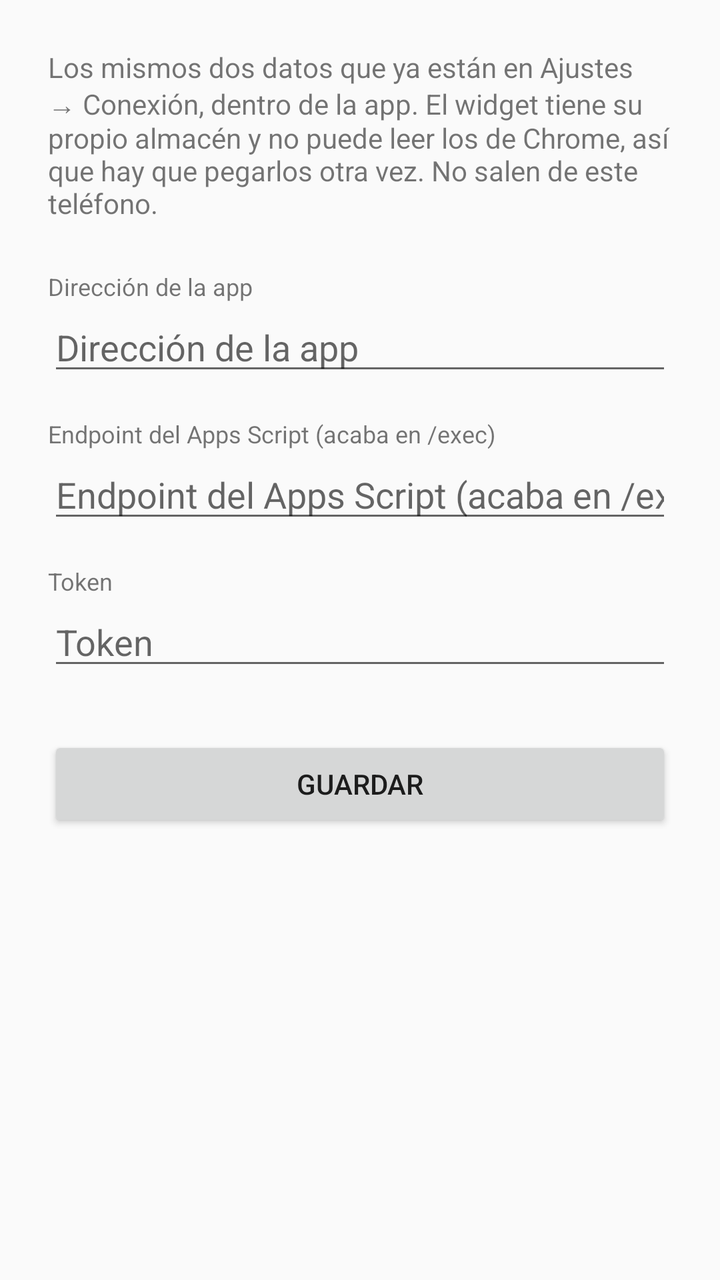
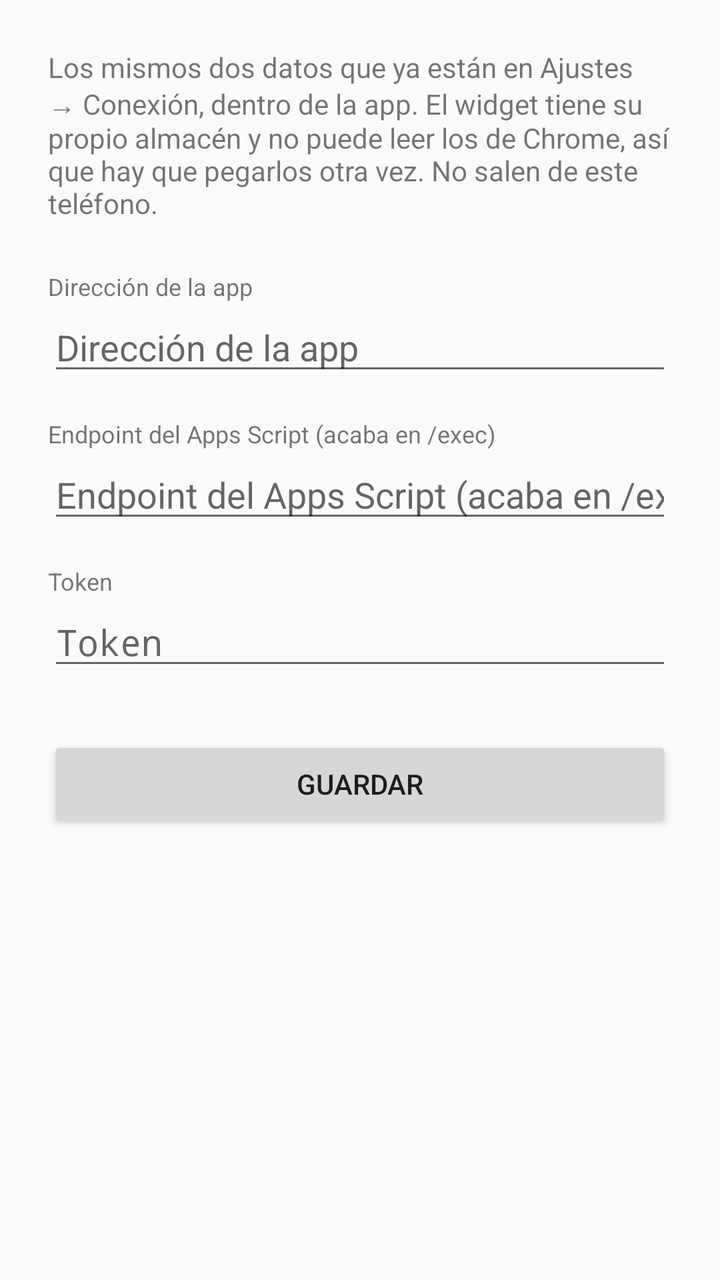

Screens rendered from an Android XML layout before and after an edit, with the pre-edit source and the edit as a unified diff.
<!-- AndroidManifest.xml: application theme android:Theme.Material.Light -->
<!-- res/layout/config.xml -->
<?xml version="1.0" encoding="utf-8"?>
<ScrollView xmlns:android="http://schemas.android.com/apk/res/android"
    android:layout_width="match_parent"
    android:layout_height="match_parent">

    <LinearLayout
        android:layout_width="match_parent"
        android:layout_height="wrap_content"
        android:orientation="vertical"
        android:padding="24dp">

        <TextView
            android:layout_width="match_parent"
            android:layout_height="wrap_content"
            android:text="@string/ayuda"
            android:textSize="14sp"
            android:paddingBottom="24dp" />

        <TextView
            android:layout_width="match_parent"
            android:layout_height="wrap_content"
            android:text="@string/campo_app"
            android:textSize="12sp" />
        <EditText
            android:id="@+id/campo_app"
            android:layout_width="match_parent"
            android:layout_height="wrap_content"
            android:inputType="textUri"
            android:importantForAutofill="no"
            android:autofillHints=""
            android:hint="@string/campo_app" />

        <TextView
            android:layout_width="match_parent"
            android:layout_height="wrap_content"
            android:text="@string/campo_endpoint"
            android:textSize="12sp"
            android:paddingTop="16dp" />
        <EditText
            android:id="@+id/campo_endpoint"
            android:layout_width="match_parent"
            android:layout_height="wrap_content"
            android:inputType="textUri"
            android:importantForAutofill="no"
            android:autofillHints=""
            android:hint="@string/campo_endpoint" />

        <TextView
            android:layout_width="match_parent"
            android:layout_height="wrap_content"
            android:text="@string/campo_token"
            android:textSize="12sp"
            android:paddingTop="16dp" />
        <EditText
            android:id="@+id/campo_token"
            android:layout_width="match_parent"
            android:layout_height="wrap_content"
            android:inputType="text"
            android:importantForAutofill="no"
            android:autofillHints=""
            android:hint="@string/campo_token" />

        <Button
            android:id="@+id/guardar"
            android:layout_width="match_parent"
            android:layout_height="wrap_content"
            android:layout_marginTop="28dp"
            android:text="@string/guardar" />

    </LinearLayout>
</ScrollView>
<!-- resources referenced by this layout -->
<resources>
  <string name="ayuda">Los mismos dos datos que ya están en Ajustes → Conexión,
          dentro de la app. El widget tiene su propio almacén y no puede leer los
          de Chrome, así que hay que pegarlos otra vez. No salen de este teléfono.</string>
  <string name="campo_app">Dirección de la app</string>
  <string name="campo_endpoint">Endpoint del Apps Script (acaba en /exec)</string>
  <string name="campo_token">Token</string>
  <string name="guardar">Guardar</string>
</resources>

<!-- the commit's change to res/layout/config.xml (unified diff, before → after) -->
@@ -55,7 +55,7 @@
             android:id="@+id/campo_token"
             android:layout_width="match_parent"
             android:layout_height="wrap_content"
-            android:inputType="text"
+            android:inputType="textPassword"
             android:importantForAutofill="no"
             android:autofillHints=""
             android:hint="@string/campo_token" />
